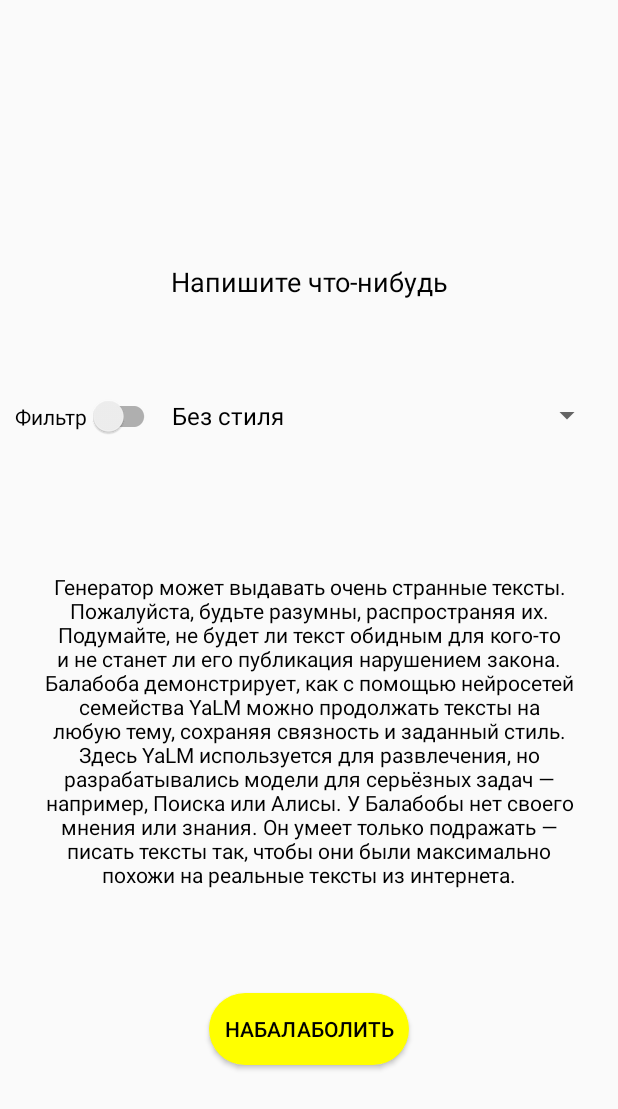
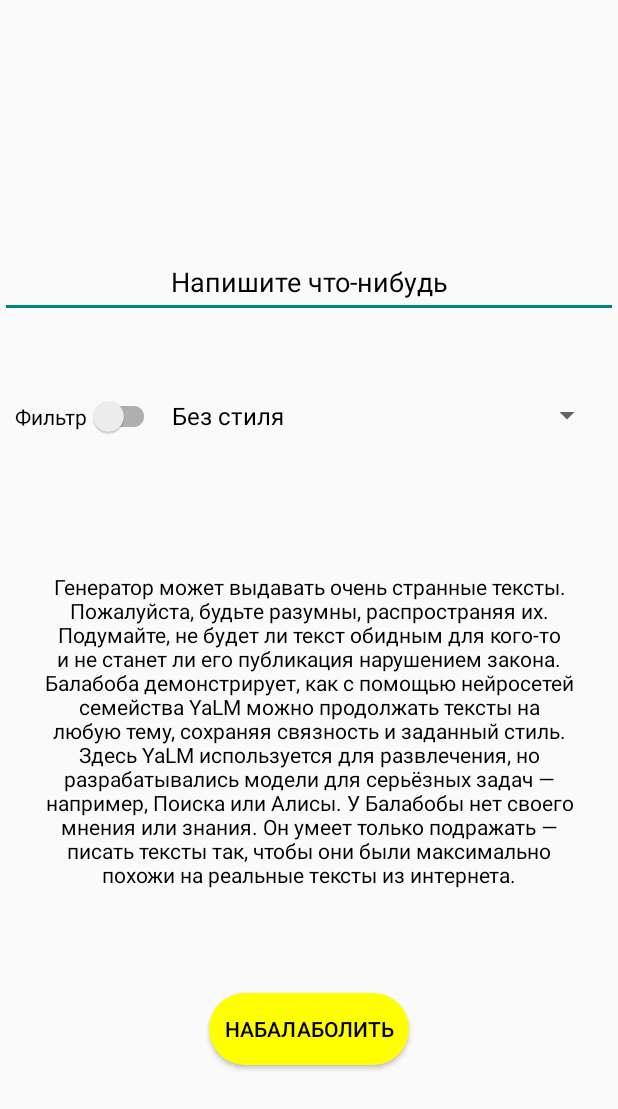
Before and after one commit to CrazyEden/Balaboba, an Android app: the screen it shows after launch (MainActivity), on a phone screen of 412 x 824 dp. Shown: the top 1109 px of the screen. Run offline under Robolectric (Android 15) with nearby library versions, the phone set to English and light mode, and no system bars; our stand-ins replace Dagger/Hilt's generated code, Room's generated code; pictures from the network do not load.

Commit message:
Merge remote-tracking branch 'origin/crazy' into crazy

```diff
--- a/app/src/main/res/layout/fragment_main.xml
+++ b/app/src/main/res/layout/fragment_main.xml
@@ -10,7 +10,6 @@
 
     <EditText
         android:id="@+id/inputText"
-        android:background="@null"
         android:layout_width="match_parent"
         android:layout_height="wrap_content"
         android:layout_marginTop="50dp"
```
